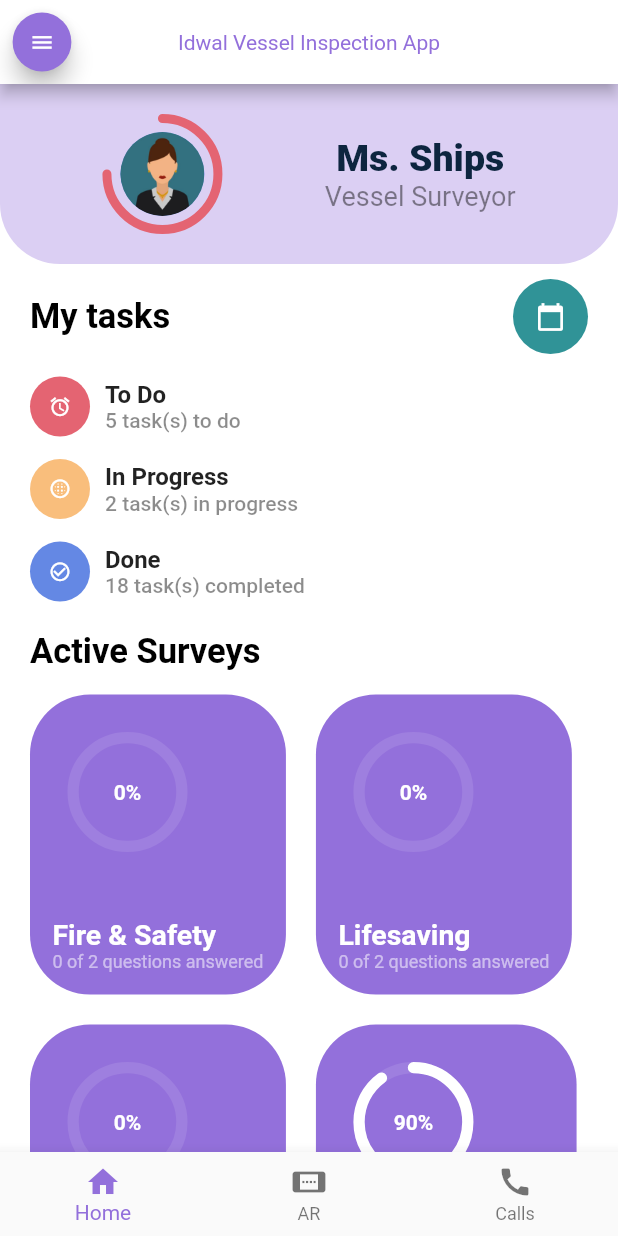
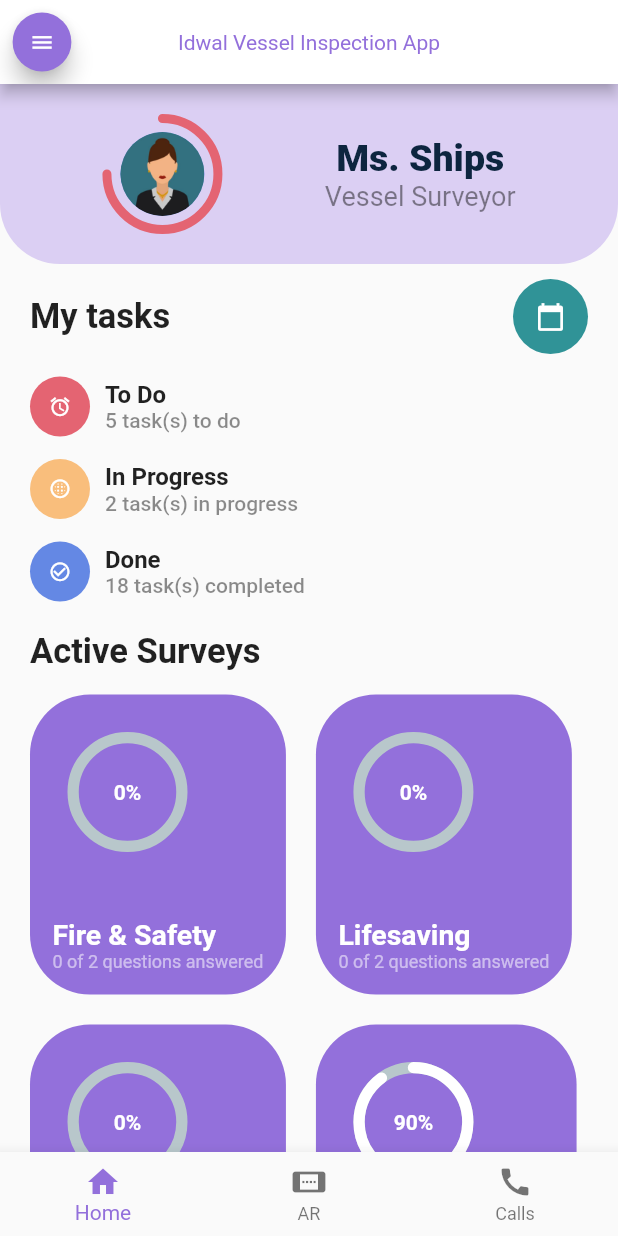
Before and after one commit to nathanbaitup/shipping-inspection-application, a Flutter app: the screen it shows after launch, on a phone screen of 412 x 824 dp. Run offline on Flutter 3.47's test engine with Material 2 defaults, Android fonts, the phone set to English and light mode, and no system bars; drawn by our look-alikes of percent_indicator; our stand-ins replace camera, cloud_firestore, dio, firebase_core, flutter_image_slideshow, flutter_spinkit and 3 more; missing offline and left inert: agora_rtc_engine, ar_flutter_plugin, perfect_volume_control, qr_code_scanner; accounts and stored records are empty.

Commit message:
Removed background-colour=white on all pages overwritting the dark theme

```diff
--- a/lib/home.dart
+++ b/lib/home.dart
@@ -59,7 +59,6 @@ class HomeState extends State<Home> {
   Widget build(BuildContext context) {
     double width = MediaQuery.of(context).size.width;
     return Scaffold(
-      backgroundColor: Colors.white,
       body: SafeArea(
         child: Column(
           children: <Widget>[
@@ -140,7 +139,6 @@ class HomeState extends State<Home> {
                                 textAlign: TextAlign.start,
                                 style: TextStyle(
                                   fontSize: 23.0,
-                                  color: Colors.black,
                                   fontWeight: FontWeight.w700,
                                 ),
                               ),
@@ -149,8 +147,7 @@ class HomeState extends State<Home> {
                                   Navigator.push(
                                     context,
                                     MaterialPageRoute(
-                                        builder: (context) =>
-                                             TasksPage()),
+                                        builder: (context) => TasksPage()),
                                   );
                                 },
                                 child: calendarIcon(),
@@ -195,7 +192,6 @@ class HomeState extends State<Home> {
                             textAlign: TextAlign.start,
                             style: TextStyle(
                               fontSize: 23.0,
-                              color: Colors.black,
                               fontWeight: FontWeight.w700,
                             ),
                           ),
--- a/lib/sectors/drawer/drawer_feedback.dart
+++ b/lib/sectors/drawer/drawer_feedback.dart
@@ -26,7 +26,7 @@ class _MenuFeedbackState extends State<MenuFeedback> {
     return Scaffold(
         resizeToAvoidBottomInset: false,
         appBar: AppBar(
-          backgroundColor: Colors.white,
+
           iconTheme: const IconThemeData(
             color: LightColors.sPurple,
           ),
--- a/lib/sectors/drawer/drawer_help.dart
+++ b/lib/sectors/drawer/drawer_help.dart
@@ -17,7 +17,7 @@ class _MenuHelpState extends State<MenuHelp> {
   Widget build(BuildContext context) {
     return Scaffold(
         appBar: AppBar(
-          backgroundColor: Colors.white,
+
           iconTheme: const IconThemeData(
             color: LightColors.sPurple,
           ),
--- a/lib/sectors/drawer/drawer_history.dart
+++ b/lib/sectors/drawer/drawer_history.dart
@@ -163,7 +163,7 @@ class _MenuHistoryState extends State<MenuHistory> {
   Widget build(BuildContext context) {
     return Scaffold(
         appBar: AppBar(
-          backgroundColor: Colors.white,
+
           iconTheme: const IconThemeData(
             color: LightColors.sPurple,
           ),
--- a/lib/sectors/drawer/drawer_settings.dart
+++ b/lib/sectors/drawer/drawer_settings.dart
@@ -61,7 +61,7 @@ class _MenuSettingsState extends State<MenuSettings> {
     updateText();
     return Scaffold(
       appBar: AppBar(
-        backgroundColor: Colors.white,
+
         iconTheme: const IconThemeData(
           color: LightColors.sPurple,
         ),
--- a/lib/sectors/survey/survey_section.dart
+++ b/lib/sectors/survey/survey_section.dart
@@ -65,7 +65,6 @@ class _SurveySectionState extends State<SurveySection> {
         title: const Text('Idwal Vessel Inspection'),
         titleTextStyle: const TextStyle(color: LightColors.sPurple),
         centerTitle: true,
-        backgroundColor: Colors.white,
         leading: Transform.scale(
           scale: 0.7,
           child: FloatingActionButton(
--- a/lib/userdashboard.dart
+++ b/lib/userdashboard.dart
@@ -54,7 +54,6 @@ class _MyHomePageState extends State<MyHomePage> {
         title: Text(widget.title),
         titleTextStyle: const TextStyle(color: LightColors.sPurple),
         centerTitle: true,
-        backgroundColor: Colors.white,
         leading: Transform.scale(
           scale: 0.7,
           child: FloatingActionButton(
@@ -152,7 +151,6 @@ class _MyHomePageState extends State<MyHomePage> {
                   Navigator.of(context).push(MaterialPageRoute(
                       builder: (BuildContext context) => const MenuSettings()));
                 },
-
                 icon: const Icon(Icons.settings),
               ),
               onTap: () {
--- a/lib/utils/active_questionnaire_card.dart
+++ b/lib/utils/active_questionnaire_card.dart
@@ -19,7 +19,6 @@ class ActiveQuestionnairesCard extends StatelessWidget {
     return Expanded(
       flex: 1,
       child: Container(
-
         margin: EdgeInsets.symmetric(vertical: 10.0),
         padding: EdgeInsets.all(15.0),
         height: 200,
@@ -39,10 +38,9 @@ class ActiveQuestionnairesCard extends StatelessWidget {
                 percent: loadingPercent,
                 lineWidth: 7.5,
                 circularStrokeCap: CircularStrokeCap.round,
-                backgroundColor: Colors.white10,
                 progressColor: Colors.white,
                 center: Text(
-                  '${(loadingPercent*100).round()}%',
+                  '${(loadingPercent * 100).round()}%',
                   style: TextStyle(
                       fontWeight: FontWeight.w700, color: Colors.white),
                 ),
```
Also changed, not shown: lib/tasks.dart (+8 -9 lines).
